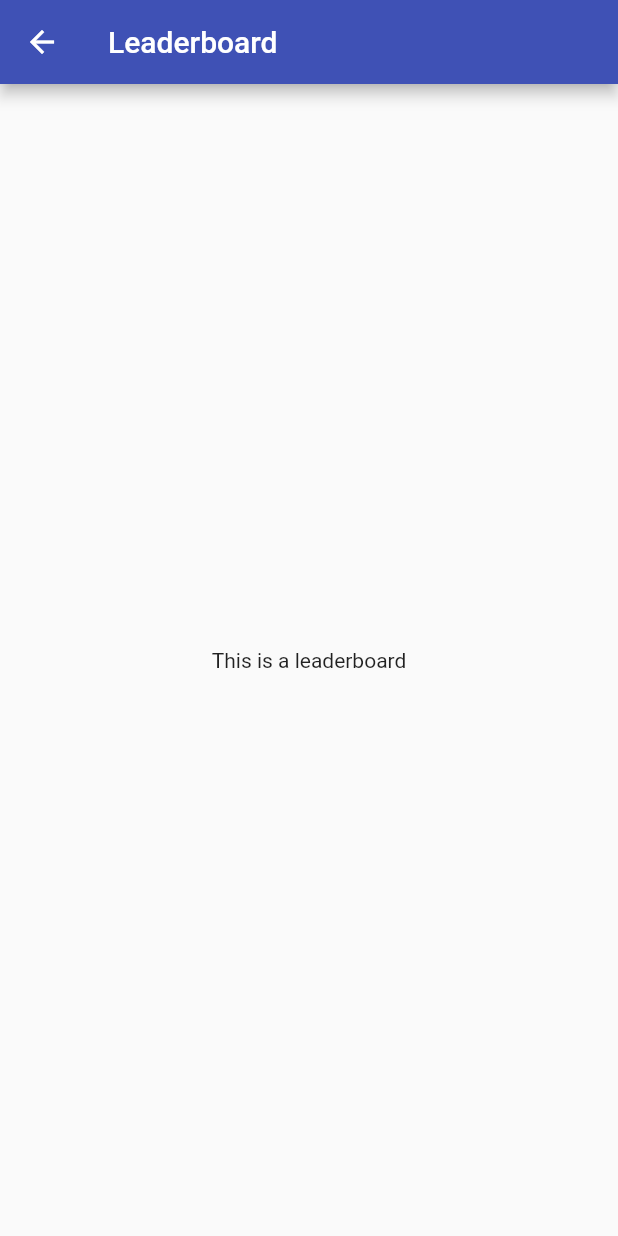
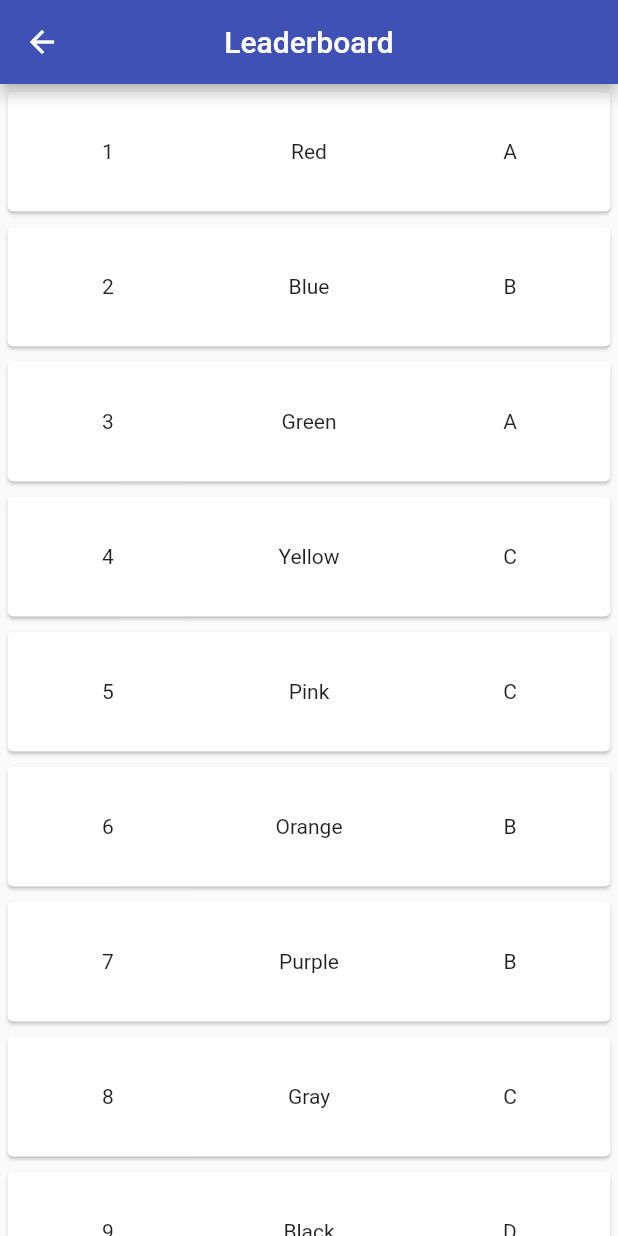
Before and after one commit to jonathandieu/hbchess-mobile, a Flutter app: the Leaderboard screen opened by its route, on a phone screen of 412 x 824 dp. Run offline on Flutter 3.47's test engine with Material 2 defaults, Android fonts, the phone set to English and light mode, and no system bars; our stand-ins replace flutter_secure_storage, jwt_decoder; accounts and stored records are empty.

Commit message:
Initial leaderboard scroll list

```diff
--- a/lib/screens/leaderboard.dart
+++ b/lib/screens/leaderboard.dart
@@ -1,4 +1,18 @@
 import 'package:flutter/material.dart';
+
+// Dummy data to test leaderboard page
+List<List> teams = [
+  ['Red', 'A'],
+  ['Blue', 'B'],
+  ['Green', 'A'],
+  ['Yellow', 'C'],
+  ['Pink', 'C'],
+  ['Orange', 'B'],
+  ['Purple', 'B'],
+  ['Gray', 'C'],
+  ['Black', 'D'],
+  ['White', 'D']
+];
 
 class Leaderboard extends StatefulWidget {
   const Leaderboard({Key? key}) : super(key: key);
@@ -8,15 +22,89 @@ class Leaderboard extends StatefulWidget {
 }
 
 class _LeaderboardState extends State<Leaderboard> {
+  List<List> players = getPlayers();
+
   @override
   Widget build(BuildContext context) {
     return Scaffold(
       appBar: AppBar(
+        centerTitle: true,
         title: const Text("Leaderboard"),
       ),
-      body: const Center(
-        child: Text('This is a leaderboard'),
+      body: CustomScrollView(
+        slivers: <Widget>[
+          SliverList(
+            delegate: SliverChildBuilderDelegate(
+              (BuildContext context, int index) {
+                return Card(
+                  margin: const EdgeInsets.all(5),
+                  child: Container(
+                    height: 80,
+                    alignment: Alignment.center,
+                    child: Row(
+                      children: <Widget>[
+                        // #
+                        Expanded(
+                          child:
+                              Text('${index + 1}', textAlign: TextAlign.center),
+                        ),
+                        // Team
+                        Expanded(
+                          child: Text('${teams[index][0]}',
+                              textAlign: TextAlign.center),
+                        ),
+                        // Rank
+                        Expanded(
+                          child: Text('${teams[index][1]}',
+                              textAlign: TextAlign.center),
+                        ),
+                        /*
+                        */
+                      ],
+                    ),
+                  ),
+                );
+              },
+              childCount: teams.length,
+            ),
+          ),
+        ],
       ),
     );
   }
 }
+
+// FIXME: Update once rankings are available
+List<List> getPlayers() {
+  return teams;
+}
+
+createPlayerCard(String team, String rank) {
+  return Card(
+    margin: const EdgeInsets.all(8.0),
+    elevation: 5.0,
+    child: Padding(
+      padding: const EdgeInsets.all(16.0),
+      child: Row(
+        mainAxisAlignment: MainAxisAlignment.spaceEvenly,
+        children: [
+          Flexible(
+              fit: FlexFit.tight,
+              child: Text(
+                team,
+                style: const TextStyle(fontSize: 18),
+              )),
+          Flexible(
+            flex: 2,
+            fit: FlexFit.tight,
+            child: Text(
+              rank,
+              style:
+                  const TextStyle(fontSize: 20.0, fontWeight: FontWeight.bold),
+            ),
+          ),
+        ],
+      ),
+    ),
+  );
+}
```
